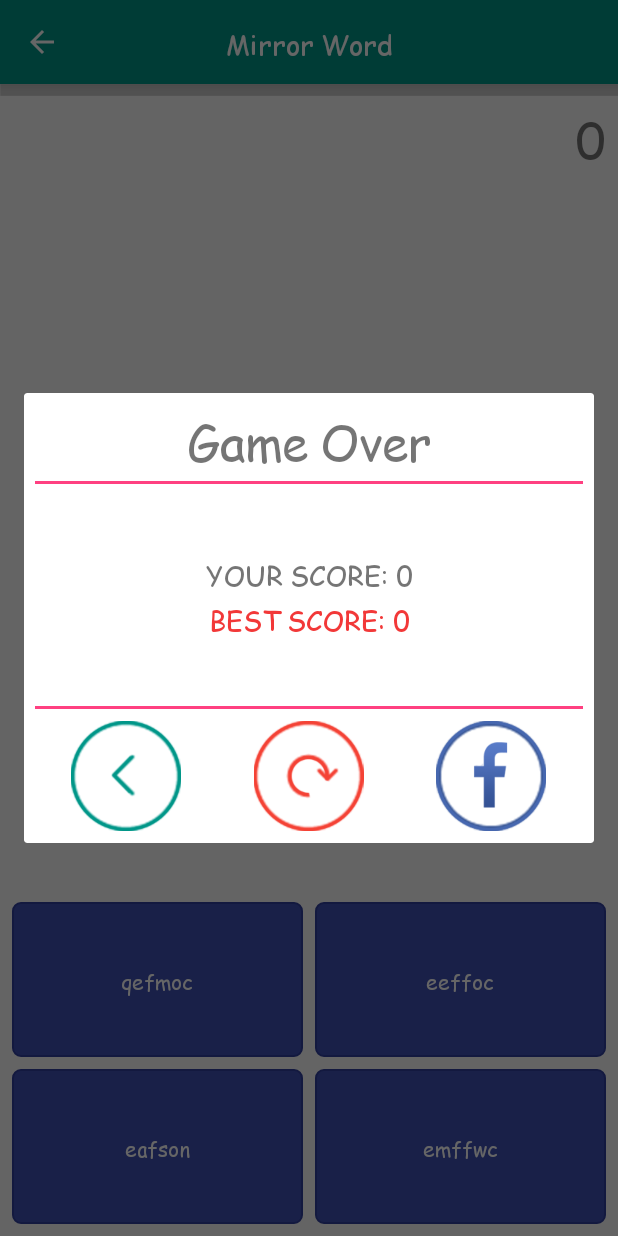
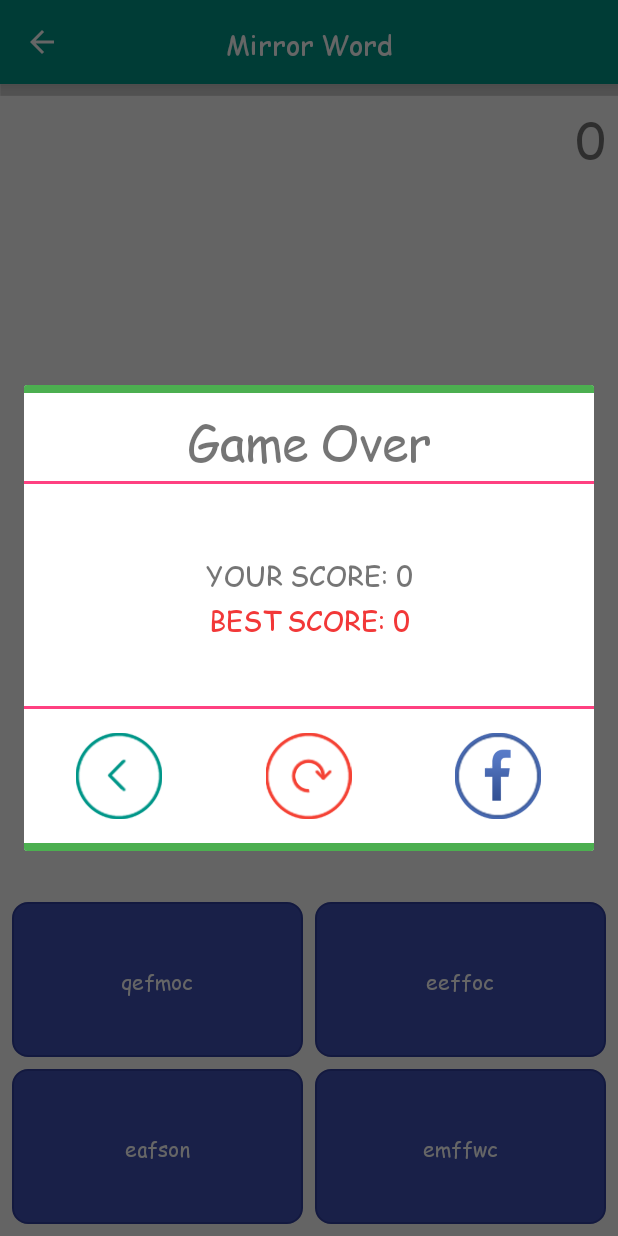
Before and after one commit to kukenqn1994/BrainBreak, an Android app: the MirrorWord screen opened directly, with no data from a screen before it, after a tap on an icon or button, on a phone screen of 412 x 824 dp. Run offline under Robolectric (Android 15) with nearby library versions, the light colour scheme and no system bars; libraries missing offline, so code that uses them is left out: com.facebook, com.facebook.login, com.facebook.share; 4 statements that could not run were skipped.

Commit message:
edit button, end dialog

```diff
--- a/app/src/main/res/drawable/bt_normal.xml
+++ b/app/src/main/res/drawable/bt_normal.xml
@@ -1,12 +1,12 @@
 <?xml version="1.0" encoding="utf-8"?>
 <shape xmlns:android="http://schemas.android.com/apk/res/android"
     android:shape="rectangle">
+
     <stroke
         android:width="1dp"
-        android:color="#C2185B" />
+        android:color="#303F9F" />
 
-    <solid android:color="#E91E63" />
-
+    <solid android:color="#3F51B5" />
     <padding
         android:left="1dp"
         android:right="1dp"
--- a/app/src/main/res/drawable/bt_pressed.xml
+++ b/app/src/main/res/drawable/bt_pressed.xml
@@ -1,10 +1,15 @@
 <?xml version="1.0" encoding="utf-8"?>
 <shape xmlns:android="http://schemas.android.com/apk/res/android"
     android:shape="rectangle">
-    <gradient
-        android:startColor="#18d7e5"
-        android:centerColor="#16cedb"
-        android:endColor="#09adb9"
-        android:angle="270" />
+    <stroke
+        android:width="1dp"
+        android:color="#7583d9" />
+
+    <solid android:color="#909bdc" />
+    <padding
+        android:left="1dp"
+        android:right="1dp"
+        android:top="1dp" />
+
     <corners android:radius="10dp" />
 </shape>
--- a/app/src/main/res/drawable/corner.xml
+++ b/app/src/main/res/drawable/corner.xml
@@ -3,9 +3,9 @@
 
     <stroke
         android:width="1dp"
-        android:color="#303F9F" />
+        android:color="#C2185B" />
 
-    <solid android:color="#3F51B5" />
+    <solid android:color="#E91E63" />
 
     <padding
         android:left="1dp"
--- a/app/src/main/res/drawable/layer_card_background.xml
+++ b/app/src/main/res/drawable/layer_card_background.xml
@@ -9,7 +9,7 @@
 
     <item
         android:left="0dp"
-        android:right="2dp"
+        android:right="1dp"
         android:top="0dp"
         android:bottom="2dp">
         <shape android:shape="rectangle">
--- a/app/src/main/res/drawable/layer_card_background_selected.xml
+++ b/app/src/main/res/drawable/layer_card_background_selected.xml
@@ -9,7 +9,7 @@
 
     <item
         android:left="0dp"
-        android:right="2dp"
+        android:right="1dp"
         android:top="0dp"
         android:bottom="2dp">
         <shape android:shape="rectangle">
--- a/app/src/main/res/layout/activity_mix_word.xml
+++ b/app/src/main/res/layout/activity_mix_word.xml
@@ -81,7 +81,7 @@
                         android:layout_width="0dp"
                         android:layout_height="match_parent"
                         android:layout_weight="0.5"
-                        android:background="@drawable/corner"
+                        android:background="@drawable/bt_corner"
                         android:onClick="answerClick"
                         android:text="answer 1"
                         android:textAllCaps="false"
@@ -93,7 +93,7 @@
                         android:layout_height="match_parent"
                         android:layout_marginLeft="8dp"
                         android:layout_weight="0.5"
-                        android:background="@drawable/corner"
+                        android:background="@drawable/bt_corner"
                         android:onClick="answerClick"
                         android:text="answer 2"
                         android:textAllCaps="false"
@@ -114,7 +114,7 @@
                         android:layout_width="0dp"
                         android:layout_height="match_parent"
                         android:layout_weight="0.5"
-                        android:background="@drawable/corner"
+                        android:background="@drawable/bt_corner"
                         android:onClick="answerClick"
                         android:text="answer 3"
                         android:textAllCaps="false"
@@ -126,7 +126,7 @@
                         android:layout_height="match_parent"
                         android:layout_marginLeft="8dp"
                         android:layout_weight="0.5"
-                        android:background="@drawable/corner"
+                        android:background="@drawable/bt_corner"
                         android:onClick="answerClick"
                         android:text="answer 4"
                         android:textAllCaps="false"
--- a/app/src/main/res/layout/end_dialog.xml
+++ b/app/src/main/res/layout/end_dialog.xml
@@ -3,15 +3,18 @@
     android:layout_width="match_parent"
     android:layout_height="match_parent"
     android:orientation="vertical"
-    android:paddingLeft="7dp"
-    android:paddingRight="7dp" >
-
+    >
+    <View
+        android:layout_width="match_parent"
+        android:layout_height="5dp"
+        android:background="@color/colorPrimary"/>
     <LinearLayout
         android:id="@+id/root"
         android:layout_width="match_parent"
         android:layout_height="300dp"
         android:orientation="vertical"
         android:weightSum="1">
+
         <TextView
             android:layout_width="match_parent"
             android:layout_height="0dp"
@@ -44,7 +47,7 @@
                 android:layout_width="fill_parent"
                 android:layout_height="wrap_content"
                 android:gravity="center"
-                android:text="BEST move: 69"
+                android:text="BEST SCORE: 69"
                 android:textColor="#d0ef0b0b"
                 android:textSize="18dp"
                 android:textStyle="bold" />
@@ -76,7 +79,7 @@
                 android:layout_weight="0.4"
                 android:layout_height="wrap_content"
                 android:background="@android:color/transparent"
-                android:padding="8dp"
+                android:padding="16dp"
                 android:src="@drawable/ic_back"
                 android:scaleType="fitCenter"
                 android:id="@+id/btHome" />
@@ -88,7 +91,7 @@
                 android:layout_weight="0.4"
                 android:layout_height="wrap_content"
                 android:background="@android:color/transparent"
-                android:padding="8dp"
+                android:padding="16dp"
                 android:src="@drawable/ic_replay"
                 android:scaleType="fitCenter"
                 android:id="@+id/btReplay" />
@@ -99,11 +102,15 @@
                 android:layout_weight="0.4"
                 android:layout_height="wrap_content"
                 android:background="@android:color/transparent"
-                android:padding="8dp"
+                android:padding="16dp"
                 android:src="@drawable/ic_fb"
                 android:scaleType="fitCenter"
                 android:id="@+id/btShare" />
         </LinearLayout>
         </LinearLayout>
-
+    <View
+        android:layout_width="match_parent"
+        android:layout_height="5dp"
+        android:background="@color/colorPrimary">
+    </View>
 </LinearLayout>
```
Also changed, not shown: 1 other file.
